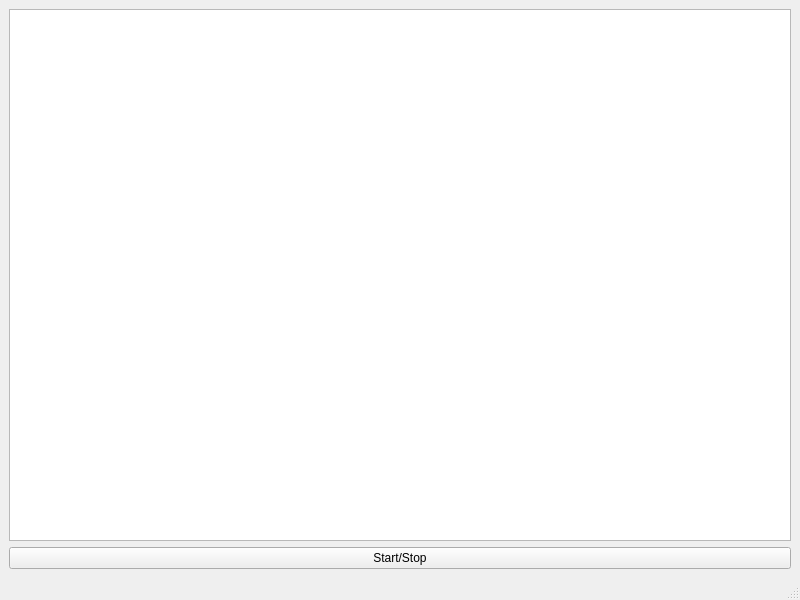
Before: the Qt Designer form ScreenAnalyser/mainwindow.ui in yegorgru/TestTasks, drawn with Qt 5.
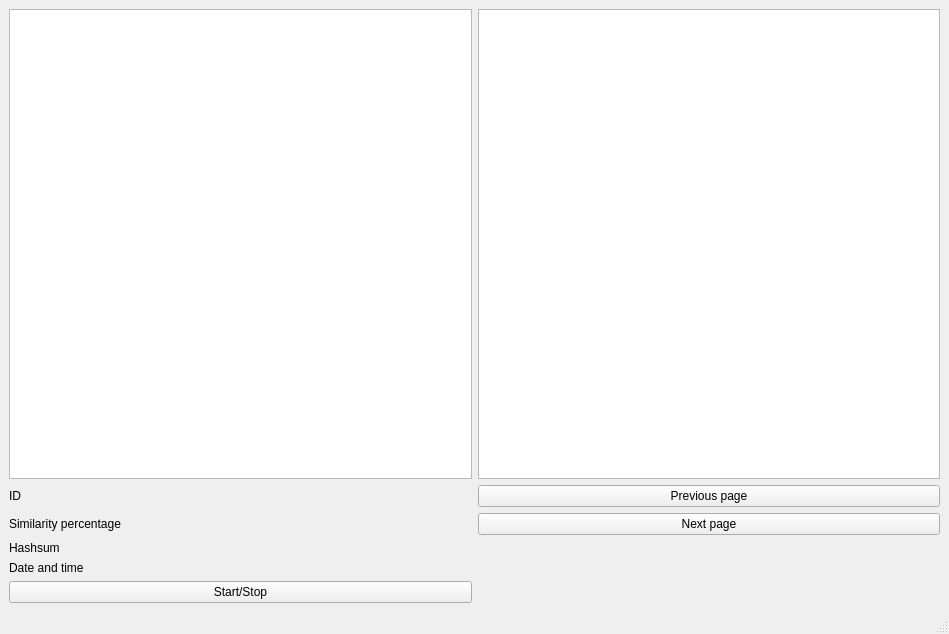
After: the same form once the commit is applied.

Commit message: add prev screens loading

```diff
--- a/ScreenAnalyser/mainwindow.ui
+++ b/ScreenAnalyser/mainwindow.ui
@@ -6,8 +6,8 @@
    <rect>
     <x>0</x>
     <y>0</y>
-    <width>800</width>
-    <height>600</height>
+    <width>949</width>
+    <height>634</height>
    </rect>
   </property>
   <property name="windowTitle">
@@ -15,7 +15,14 @@
   </property>
   <widget class="QWidget" name="centralwidget">
    <layout class="QGridLayout" name="gridLayout">
-    <item row="1" column="0">
+    <item row="2" column="0">
+     <widget class="QLabel" name="label">
+      <property name="text">
+       <string>ID</string>
+      </property>
+     </widget>
+    </item>
+    <item row="7" column="0">
      <widget class="QPushButton" name="startStopButton">
       <property name="text">
        <string>Start/Stop</string>
@@ -25,9 +32,47 @@
       </property>
      </widget>
     </item>
-    <item row="0" column="0">
+    <item row="3" column="0">
+     <widget class="QLabel" name="label_2">
+      <property name="text">
+       <string>Similarity percentage </string>
+      </property>
+     </widget>
+    </item>
+    <item row="4" column="0">
+     <widget class="QLabel" name="label_3">
+      <property name="text">
+       <string>Hashsum</string>
+      </property>
+     </widget>
+    </item>
+    <item row="1" column="1">
+     <widget class="QTableView" name="screensTableView"/>
+    </item>
+    <item row="2" column="1">
+     <widget class="QPushButton" name="prevButton">
+      <property name="text">
+       <string>Previous page</string>
+      </property>
+     </widget>
+    </item>
+    <item row="5" column="0">
+     <widget class="QLabel" name="label_4">
+      <property name="text">
+       <string>Date and time</string>
+      </property>
+     </widget>
+    </item>
+    <item row="1" column="0">
      <widget class="QGraphicsView" name="screenshotView"/>
     </item>
+    <item row="3" column="1">
+     <widget class="QPushButton" name="nextButton">
+      <property name="text">
+       <string>Next page</string>
+      </property>
+     </widget>
+    </item>
    </layout>
   </widget>
   <widget class="QStatusBar" name="statusbar"/>
```
The commit also changes 4 other files.
